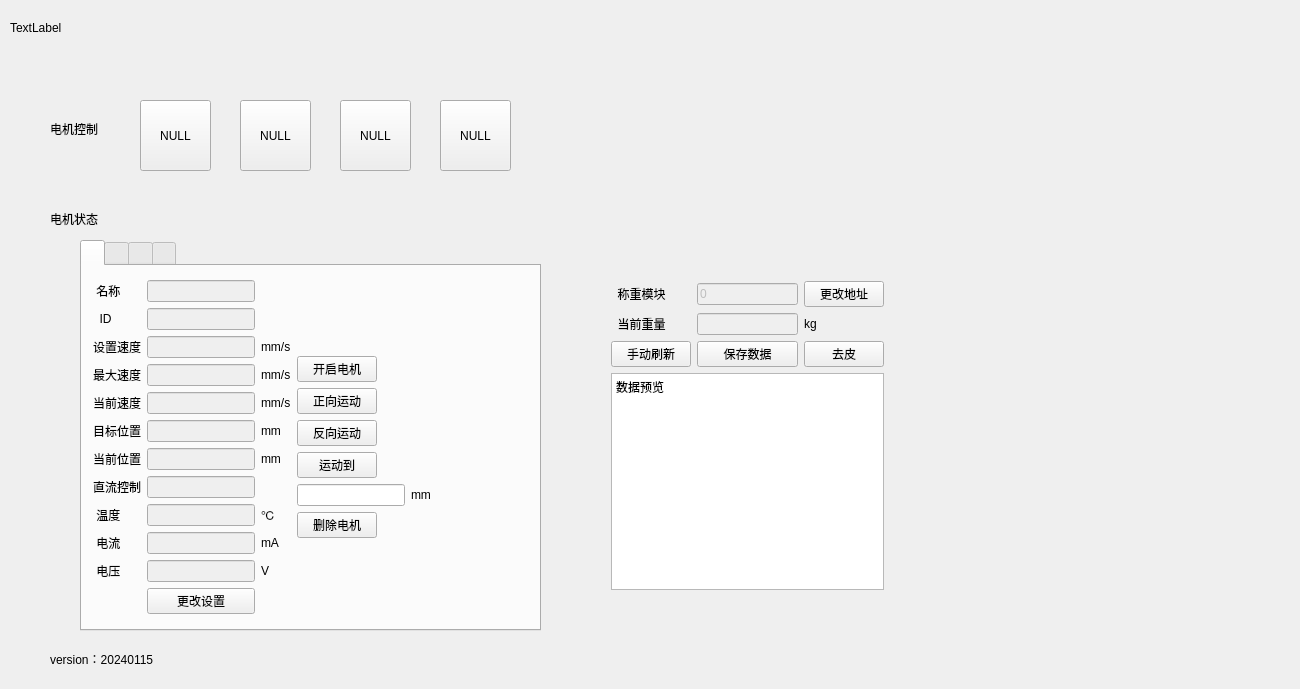
Before: the Qt Designer form widget.ui in Mr-tang0/Qt_based_MG_stepper_motor_operating_system, drawn with Qt 5.
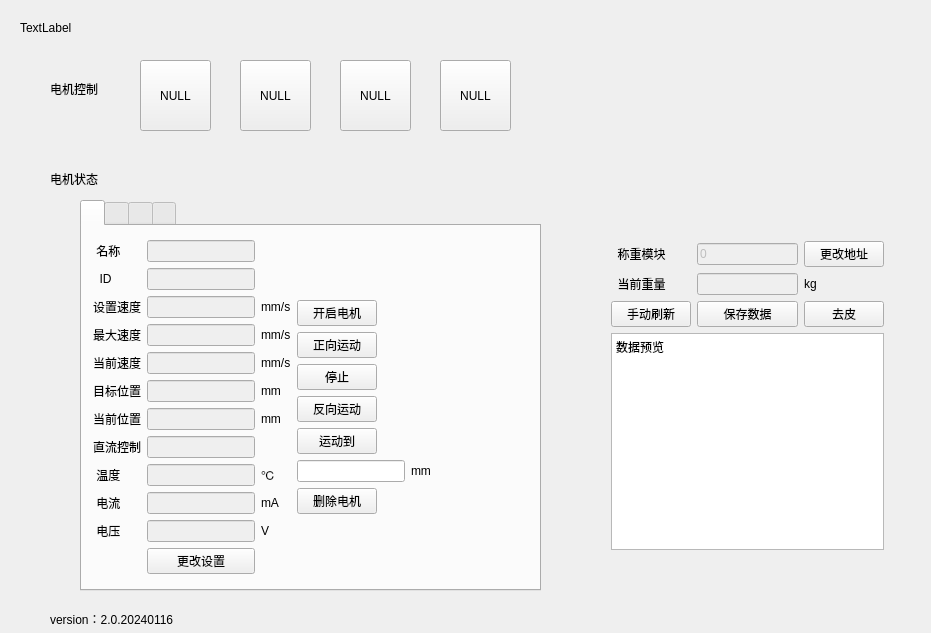
After: the same form once the commit is applied.

The edit to the form file:
```diff
--- a/widget.ui
+++ b/widget.ui
@@ -6,8 +6,8 @@
    <rect>
     <x>0</x>
     <y>0</y>
-    <width>1300</width>
-    <height>689</height>
+    <width>931</width>
+    <height>633</height>
    </rect>
   </property>
   <property name="windowTitle">
@@ -16,7 +16,7 @@
   <widget class="QLabel" name="label">
    <property name="geometry">
     <rect>
-     <x>10</x>
+     <x>20</x>
      <y>20</y>
      <width>951</width>
      <height>16</height>
@@ -30,7 +30,7 @@
    <property name="geometry">
     <rect>
      <x>140</x>
-     <y>100</y>
+     <y>60</y>
      <width>71</width>
      <height>71</height>
     </rect>
@@ -43,7 +43,7 @@
    <property name="geometry">
     <rect>
      <x>80</x>
-     <y>240</y>
+     <y>200</y>
      <width>461</width>
      <height>391</height>
     </rect>
@@ -295,28 +295,28 @@
            </property>
           </widget>
          </item>
-         <item row="4" column="0">
+         <item row="5" column="0">
           <widget class="QPushButton" name="ccwMove_1">
            <property name="text">
             <string>反向运动</string>
            </property>
           </widget>
          </item>
-         <item row="5" column="0">
+         <item row="6" column="0">
           <widget class="QPushButton" name="moveTo_1">
            <property name="text">
             <string>运动到</string>
            </property>
           </widget>
          </item>
-         <item row="6" column="1">
+         <item row="7" column="1">
           <widget class="QLabel" name="label_89">
            <property name="text">
             <string>mm</string>
            </property>
           </widget>
          </item>
-         <item row="6" column="0">
+         <item row="7" column="0">
           <widget class="QLineEdit" name="moveToEdit_1"/>
          </item>
          <item row="0" column="0">
@@ -332,7 +332,7 @@
            </property>
           </spacer>
          </item>
-         <item row="8" column="0">
+         <item row="9" column="0">
           <spacer name="verticalSpacer_4">
            <property name="orientation">
             <enum>Qt::Vertical</enum>
@@ -352,13 +352,20 @@
            </property>
           </widget>
          </item>
-         <item row="7" column="0">
+         <item row="8" column="0">
           <widget class="QPushButton" name="delete_1">
            <property name="text">
             <string>删除电机</string>
            </property>
           </widget>
          </item>
+         <item row="4" column="0">
+          <widget class="QPushButton" name="motorStop_1">
+           <property name="text">
+            <string>停止</string>
+           </property>
+          </widget>
+         </item>
         </layout>
        </item>
       </layout>
@@ -1312,20 +1319,20 @@
    <property name="geometry">
     <rect>
      <x>50</x>
-     <y>650</y>
+     <y>610</y>
      <width>201</width>
      <height>18</height>
     </rect>
    </property>
    <property name="text">
-    <string>version：20240115</string>
+    <string>version：2.0.20240116</string>
    </property>
   </widget>
   <widget class="QLabel" name="label_18">
    <property name="geometry">
     <rect>
      <x>50</x>
-     <y>120</y>
+     <y>80</y>
      <width>72</width>
      <height>18</height>
     </rect>
@@ -1338,7 +1345,7 @@
    <property name="geometry">
     <rect>
      <x>50</x>
-     <y>210</y>
+     <y>170</y>
      <width>71</width>
      <height>18</height>
     </rect>
@@ -1351,7 +1358,7 @@
    <property name="geometry">
     <rect>
      <x>240</x>
-     <y>100</y>
+     <y>60</y>
      <width>71</width>
      <height>71</height>
     </rect>
@@ -1364,7 +1371,7 @@
    <property name="geometry">
     <rect>
      <x>340</x>
-     <y>100</y>
+     <y>60</y>
      <width>71</width>
      <height>71</height>
     </rect>
@@ -1377,7 +1384,7 @@
    <property name="geometry">
     <rect>
      <x>440</x>
-     <y>100</y>
+     <y>60</y>
      <width>71</width>
      <height>71</height>
     </rect>
@@ -1386,24 +1393,11 @@
     <string>NULL</string>
    </property>
   </widget>
-  <widget class="QLabel" name="label_88">
-   <property name="geometry">
-    <rect>
-     <x>1040</x>
-     <y>250</y>
-     <width>234</width>
-     <height>180</height>
-    </rect>
-   </property>
-   <property name="text">
-    <string/>
-   </property>
-  </widget>
   <widget class="QWidget" name="layoutWidget">
    <property name="geometry">
     <rect>
      <x>600</x>
-     <y>270</y>
+     <y>230</y>
      <width>295</width>
      <height>331</height>
     </rect>
```
Left out of the diff: 57 changed lines with no effect on the pictures.
